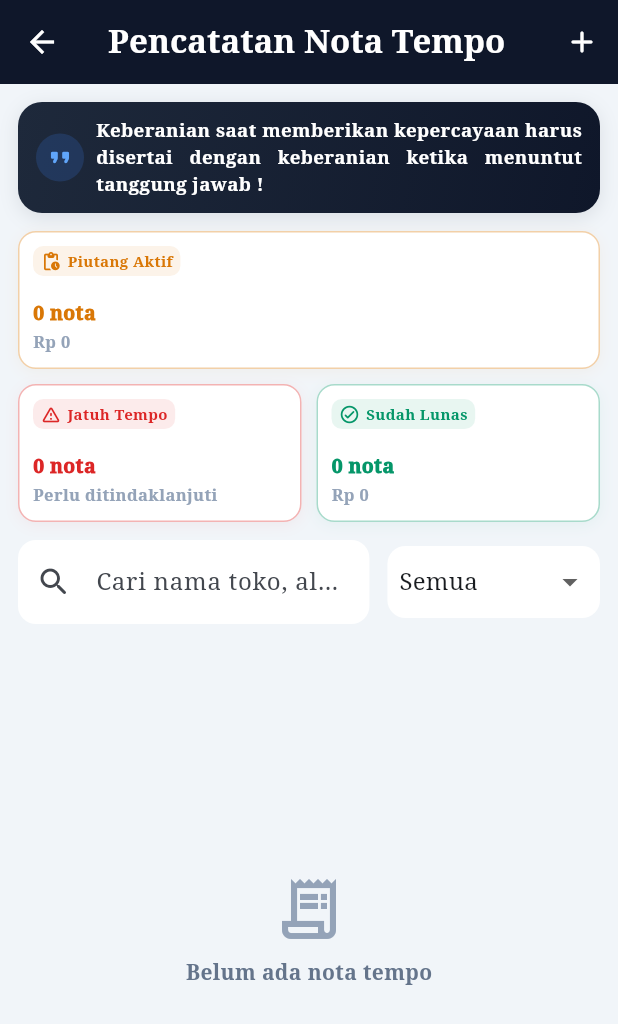
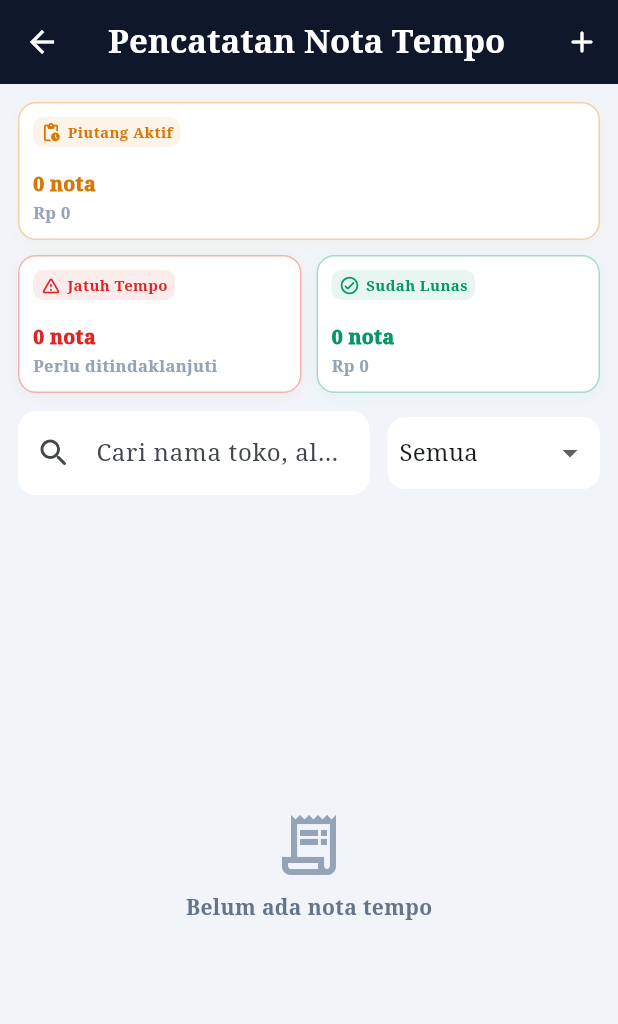
Before and after one commit to yaarnDev/Stok-Selling-Monitoring, a Flutter app: the NotaTempoPage screen opened directly, on a phone screen of 412 x 824 dp. Shown: the top 1024 px of the screen. Run offline on Flutter 3.47's test engine with Material 3 defaults, Android fonts, the phone set to English and light mode, and no system bars; our stand-ins replace cloud_firestore, firebase_auth, firebase_core, image_picker, pdf, printing and 1 more; accounts and stored records are empty.

Commit message:
fix: update terbaru

```diff
--- a/lib/screens/nota_tempo.dart
+++ b/lib/screens/nota_tempo.dart
@@ -504,8 +504,6 @@ class _NotaTempoPageState extends State<NotaTempoPage> {
                     ? Column(
                         crossAxisAlignment: CrossAxisAlignment.start,
                         children: [
-                          _quoteCard(compact: true),
-                          const SizedBox(height: 12),
                           SizedBox(
                             height: 92,
                             child: _summaryCard(
@@ -576,8 +574,6 @@ class _NotaTempoPageState extends State<NotaTempoPage> {
                               Icons.check_circle_outline_rounded,
                               mobile: false,
                             ),
-                            const SizedBox(width: 16),
-                            Expanded(child: _quoteCard(compact: false)),
                           ],
                         ),
                       ),
@@ -910,59 +906,4 @@ class _NotaTempoPageState extends State<NotaTempoPage> {
       ),
     );
   }
-
-  Widget _quoteCard({required bool compact}) {
-    return Container(
-      width: double.infinity,
-      padding: EdgeInsets.symmetric(
-        horizontal: compact ? 12 : 18,
-        vertical: compact ? 10 : 12,
-      ),
-      decoration: BoxDecoration(
-        gradient: const LinearGradient(
-          colors: [Color(0xFF1E293B), Color(0xFF0F172A)],
-          begin: Alignment.topLeft,
-          end: Alignment.bottomRight,
-        ),
-        borderRadius: BorderRadius.circular(16),
-        boxShadow: [
-          BoxShadow(
-            color: const Color(0xFF0F172A).withOpacity(0.10),
-            blurRadius: 10,
-            offset: const Offset(0, 3),
-          ),
-        ],
-      ),
-      child: Row(
-        children: [
-          Container(
-            width: compact ? 32 : 38,
-            height: compact ? 32 : 38,
-            decoration: BoxDecoration(
-              color: const Color(0xFF3B82F6).withOpacity(0.18),
-              shape: BoxShape.circle,
-            ),
-            child: Icon(
-              Icons.format_quote_rounded,
-              color: const Color(0xFF60A5FA),
-              size: compact ? 18 : 22,
-            ),
-          ),
-          SizedBox(width: compact ? 8 : 12),
-          Expanded(
-            child: Text(
-              'Keberanian saat memberikan kepercayaan harus disertai dengan keberanian ketika menuntut tanggung jawab !',
-              style: TextStyle(
-                color: Colors.white,
-                fontSize: compact ? 12.5 : 12,
-                height: compact ? 1.4 : 1.45,
-                fontWeight: FontWeight.w700,
-              ),
-              textAlign: TextAlign.justify,
-            ),
-          ),
-        ],
-      ),
-    );
-  }
 }
```
